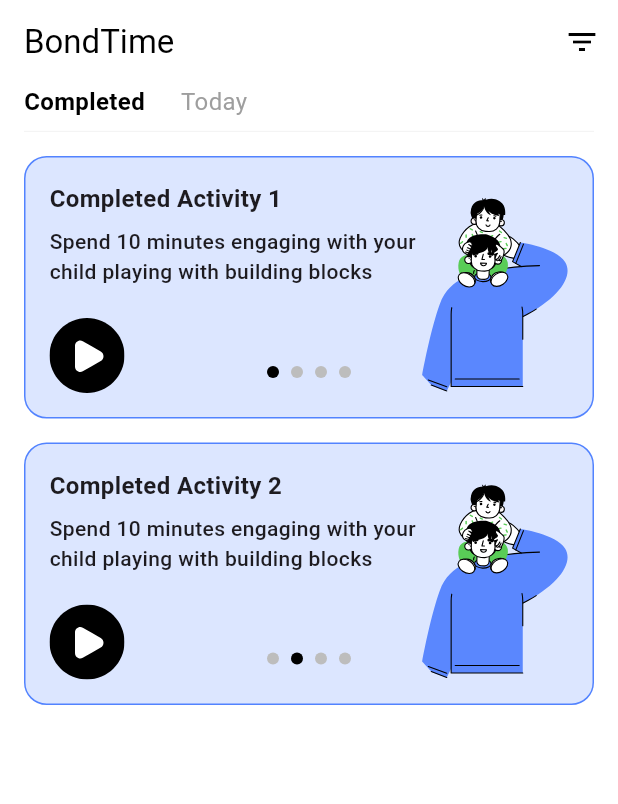
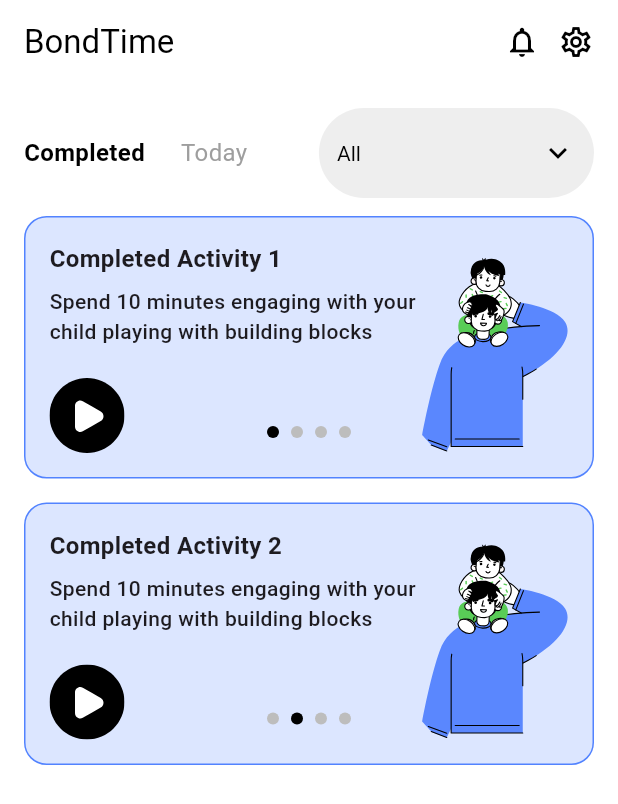
Before and after one commit to BondTime-New/Bondtime-App, a Flutter app: the screen it shows after launch, on a phone screen of 412 x 824 dp. Shown: the top 804 px of the screen. Run offline on Flutter 3.47's test engine with Material 3 defaults, Android fonts, the phone set to English and light mode, and no system bars; our stand-ins replace flutter_svg.

Commit message:
activity screen with almost accurate tab buttons and sorting button

```diff
--- a/lib/screens/activity_screen.dart
+++ b/lib/screens/activity_screen.dart
@@ -9,7 +9,8 @@ class ActivityScreen extends StatefulWidget {
 }
 
 class _ActivityScreenState extends State<ActivityScreen> {
-  int selectedTabIndex = 0; // 0 = Completed, 1 = Today
+  int selectedTabIndex = 0;
+  String selectedFilter = 'All';
 
   @override
   Widget build(BuildContext context) {
@@ -23,112 +24,22 @@ class _ActivityScreenState extends State<ActivityScreen> {
         centerTitle: false,
         backgroundColor: Colors.white,
         elevation: 0,
-        actions: [
-          // Sorting Button
-          PopupMenuButton<String>(
-            icon: const Icon(Icons.filter_list, color: Colors.black),
-            onSelected: (value) {
-              // Handle selection
-            },
-            itemBuilder: (BuildContext context) {
-              return [
-                PopupMenuItem(
-                  value: 'All Activities',
-                  child: Row(
-                    mainAxisAlignment: MainAxisAlignment.spaceBetween,
-                    children: [
-                      const Text('All Activities'),
-                      Container(
-                        width: 12,
-                        height: 12,
-                        decoration: BoxDecoration(
-                          color: Colors.black,
-                          shape: BoxShape.circle,
-                        ),
-                      ),
-                    ],
-                  ),
-                ),
-                PopupMenuItem(
-                  value: 'Gross Motor Skills',
-                  child: Row(
-                    mainAxisAlignment: MainAxisAlignment.spaceBetween,
-                    children: [
-                      const Text('Gross Motor Skills'),
-                      Container(
-                        width: 12,
-                        height: 12,
-                        decoration: BoxDecoration(
-                          color: Colors.blue,
-                          shape: BoxShape.circle,
-                        ),
-                      ),
-                    ],
-                  ),
-                ),
-                PopupMenuItem(
-                  value: 'Fine Motor Skills',
-                  child: Row(
-                    mainAxisAlignment: MainAxisAlignment.spaceBetween,
-                    children: [
-                      const Text('Fine Motor Skills'),
-                      Container(
-                        width: 12,
-                        height: 12,
-                        decoration: BoxDecoration(
-                          color: Colors.green,
-                          shape: BoxShape.circle,
-                        ),
-                      ),
-                    ],
-                  ),
-                ),
-                PopupMenuItem(
-                  value: 'Communication Skills',
-                  child: Row(
-                    mainAxisAlignment: MainAxisAlignment.spaceBetween,
-                    children: [
-                      const Text('Communication Skills'),
-                      Container(
-                        width: 12,
-                        height: 12,
-                        decoration: BoxDecoration(
-                          color: Colors.yellow,
-                          shape: BoxShape.circle,
-                        ),
-                      ),
-                    ],
-                  ),
-                ),
-                PopupMenuItem(
-                  value: 'Sensory Skills',
-                  child: Row(
-                    mainAxisAlignment: MainAxisAlignment.spaceBetween,
-                    children: [
-                      const Text('Sensory Skills'),
-                      Container(
-                        width: 12,
-                        height: 12,
-                        decoration: BoxDecoration(
-                          color: Colors.red,
-                          shape: BoxShape.circle,
-                        ),
-                      ),
-                    ],
-                  ),
-                ),
-              ];
-            },
-          ),
+        actions: const [
+          Icon(Icons.notifications_none, color: Colors.black),
+          SizedBox(width: 12),
+          Icon(Icons.settings_outlined, color: Colors.black),
+          SizedBox(width: 16),
         ],
       ),
       body: Column(
         children: [
-          // Custom Tab Bar
+          // Tab Row + Filter
           Padding(
-            padding: const EdgeInsets.symmetric(horizontal: 16.0),
-            child: Column(
+            padding: const EdgeInsets.fromLTRB(16, 16, 16, 0),
+            child: Row(
+              mainAxisAlignment: MainAxisAlignment.spaceBetween,
               children: [
+                // Tabs
                 Row(
                   children: [
                     GestureDetector(
@@ -166,23 +77,53 @@ class _ActivityScreenState extends State<ActivityScreen> {
                     ),
                   ],
                 ),
-                const SizedBox(height: 8),
-                const Divider(
-                  height: 1,
-                  thickness: 0.5,
-                  color: Color(0xFFEEEEEE),
+
+                // Filter dropdown
+                Container(
+                  padding:
+                      const EdgeInsets.symmetric(horizontal: 12, vertical: 6),
+                  decoration: BoxDecoration(
+                    color: const Color(0xFFEEEEEE),
+                    borderRadius: BorderRadius.circular(50),
+                  ),
+                  child: DropdownButton<String>(
+                    value: selectedFilter,
+                    icon: const Icon(Icons.keyboard_arrow_down,
+                        color: Colors.black),
+                    elevation: 16,
+                    style: const TextStyle(color: Colors.black, fontSize: 14),
+                    underline: SizedBox(),
+                    onChanged: (String? newValue) {
+                      setState(() {
+                        selectedFilter = newValue!;
+                      });
+                    },
+                    items: <String>[
+                      'All',
+                      'Gross Motor Skills',
+                      'Fine Motor Skills',
+                      'Communication Skills',
+                      'Sensory Skills',
+                    ].map<DropdownMenuItem<String>>((String value) {
+                      return DropdownMenuItem<String>(
+                        value: value,
+                        child: Text(value),
+                      );
+                    }).toList(),
+                  ),
                 ),
               ],
             ),
           ),
 
-          // Tab Content
+          const SizedBox(height: 12), // spacing after tabs
+
+          // Content
           Expanded(
             child: SingleChildScrollView(
-              padding: const EdgeInsets.all(16),
+              padding: const EdgeInsets.symmetric(horizontal: 16.0),
               child: selectedTabIndex == 0
                   ? Column(
-                      // Completed Tab
                       children: [
                         ActivityCard(
                           day: 'Completed Activity 1',
@@ -206,7 +147,6 @@ class _ActivityScreenState extends State<ActivityScreen> {
                       ],
                     )
                   : Column(
-                      // Today Tab
                       children: [
                         ActivityCard(
                           day: 'Day 4',
```
